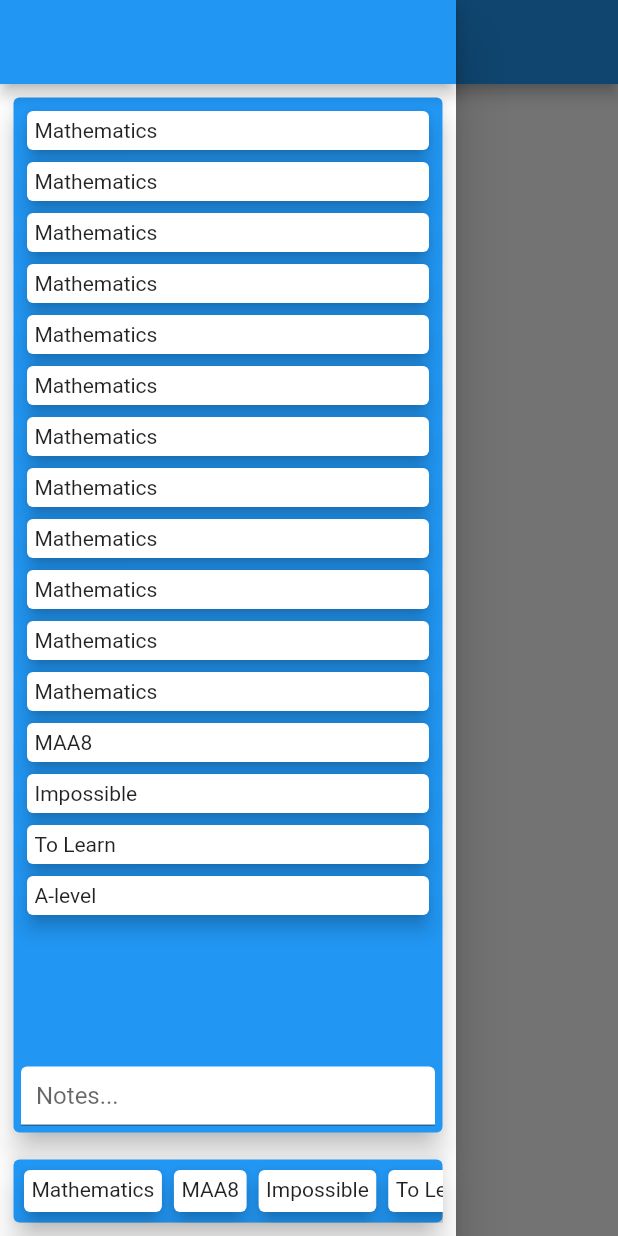
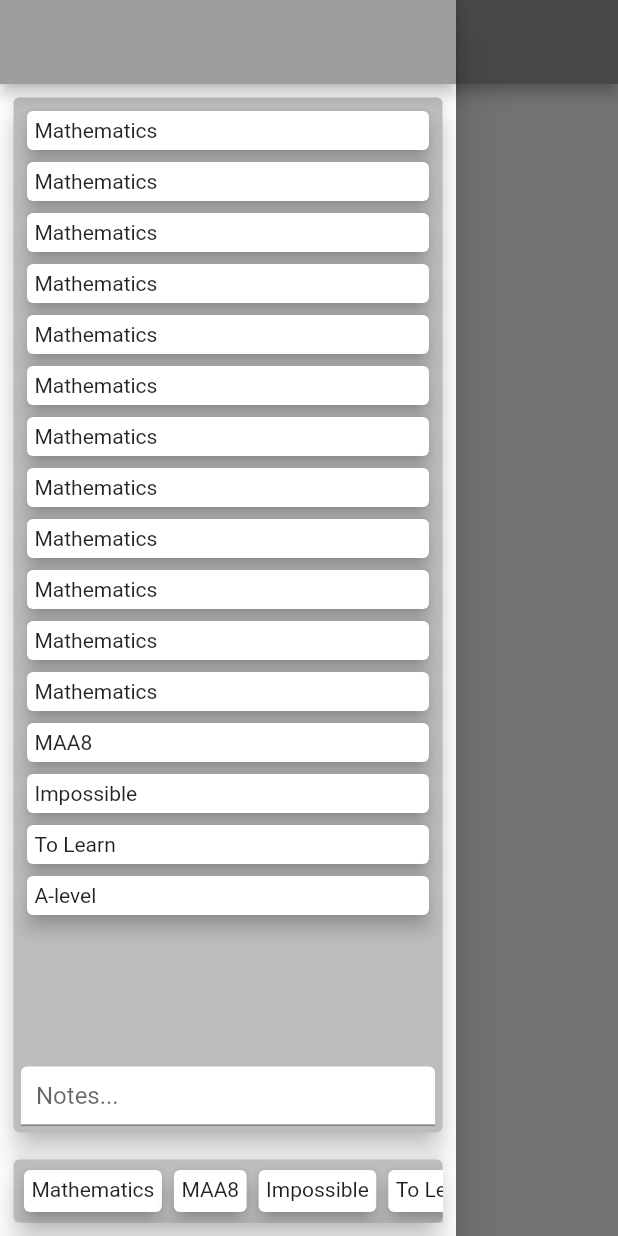
Before and after one commit to aeskerminen/sky-core, a Flutter app: the screen it shows after launch, with the side drawer open, on a phone screen of 412 x 824 dp. Run offline on Flutter 3.47's test engine with Material 2 defaults, Android fonts, the light colour scheme and no system bars; our stand-ins replace flutter_colorpicker; missing offline and left inert: katex_flutter, window_size.

Commit message:
Change color scheme to grey

```diff
--- a/sky_notes/lib/main.dart
+++ b/sky_notes/lib/main.dart
@@ -1,5 +1,4 @@
 import 'package:flutter/material.dart';
-import 'package:flutter/services.dart';
 import 'package:sky_notes/latex_editor/latex_editor.dart';
 import 'package:sky_notes/text_editor/text_editor.dart';
 import 'package:sky_notes/whiteboard/whiteboard_screen.dart';
@@ -25,7 +24,7 @@ class _MainAppState extends State<MainApp> {
   Widget build(BuildContext context) {
     return MaterialApp(
         title: 'Sky Notes',
-        theme: ThemeData(primarySwatch: Colors.blue),
+        theme: ThemeData(primarySwatch: Colors.grey),
         home: Scaffold(
           appBar: AppBar(
             title: const Text("Sky Notes"),
@@ -60,7 +59,7 @@ class WorkView extends StatelessWidget {
               width: 200,
               height: 40,
               child: Container(
-                color: Colors.cyan,
+                color: Colors.grey[200],
                 child: const TabBar(tabs: [
                   Tab(icon: Icon(Icons.pending_actions)),
                   Tab(icon: Icon(Icons.pending_actions)),
@@ -103,7 +102,7 @@ class FileTree extends StatelessWidget {
       padding: const EdgeInsets.all(5.0),
       child: Card(
         elevation: 8,
-        color: Colors.blue,
+        color: Colors.grey[400],
         shadowColor: Colors.black,
         child: Column(
           children: [
@@ -177,7 +176,7 @@ class TagBar extends StatelessWidget {
         height: 50,
         child: Card(
           elevation: 8,
-          color: Colors.blue,
+          color: Colors.grey[400],
           shadowColor: Colors.black,
           child: ListView(
             scrollDirection: Axis.horizontal,
```
